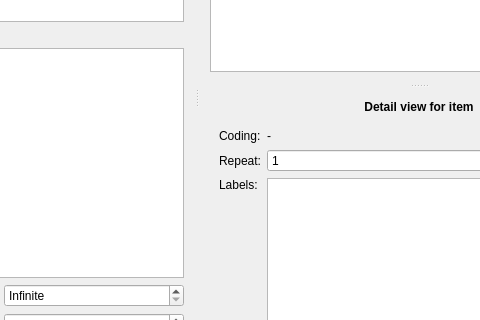
Qt form data/ui/simulator.ui (jopohl/urh) before a commit; both pictures show x 194 to 674 and y 248 to 568 of the 842 by 689 pixel window.
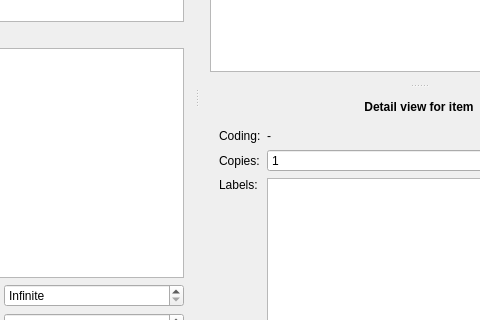
The same form after that commit. Icons and pictures are not drawn. Custom widgets are drawn as their Qt base class.

Commit message: rename repeat -> copies

```diff
--- a/data/ui/simulator.ui
+++ b/data/ui/simulator.ui
@@ -581,7 +581,7 @@
                    </sizepolicy>
                   </property>
                   <property name="text">
-                   <string>Repeat:</string>
+                   <string>Copies:</string>
                   </property>
                  </widget>
                 </item>
```
The commit also changes 1 other file.
